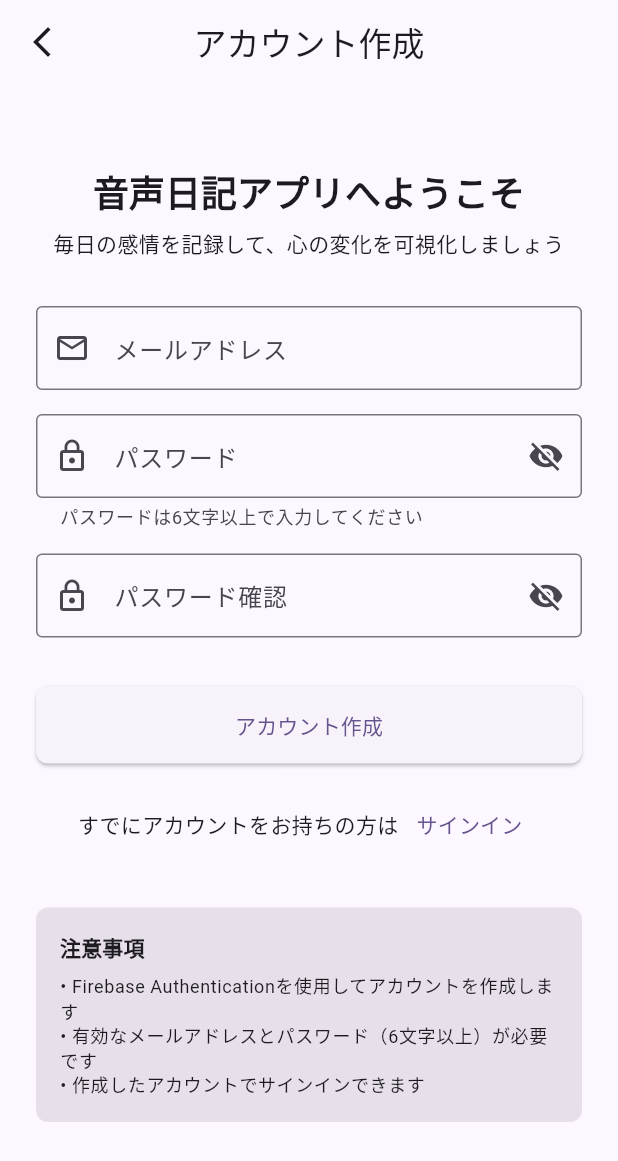
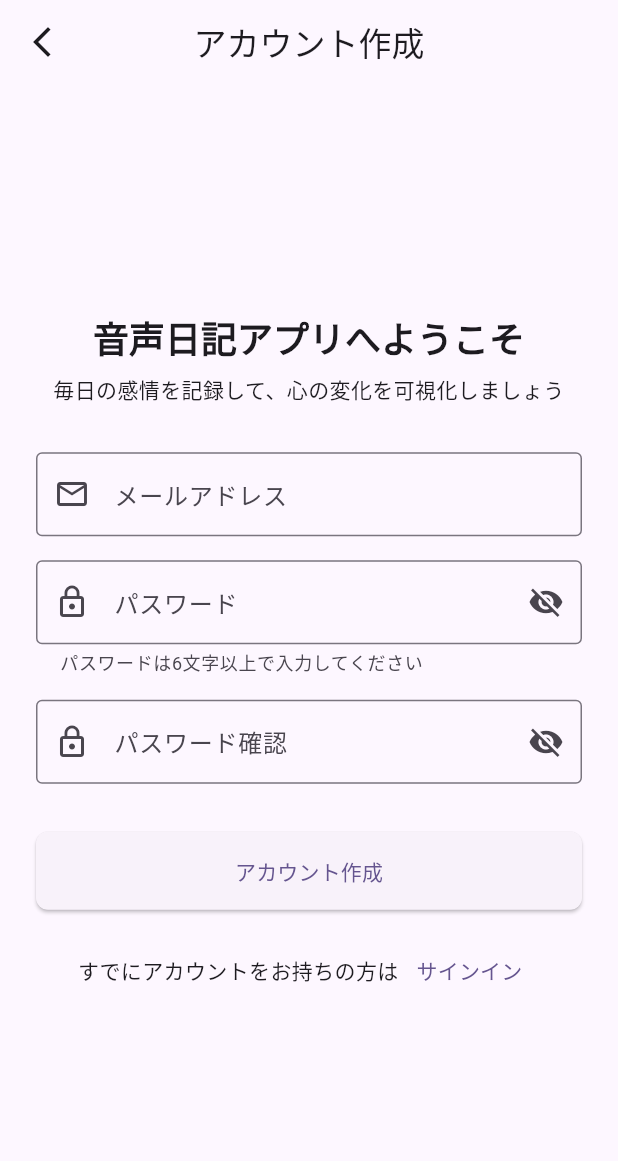
Before and after one commit to yoshiki495/voice_dairy_app, a Flutter app: the screen it shows after launch, after a tap on "サインイン", after a tap on "アカウント作成", on a phone screen of 412 x 824 dp. Shown: the top 1161 px of the screen. Run offline on Flutter 3.47's test engine with Material 3 defaults, Android fonts, the phone set to English and light mode, and no system bars; our stand-ins replace firebase_auth, firebase_core, firebase_storage, fl_chart, flutter_riverpod, go_router and 2 more; missing offline and left inert: record; accounts and stored records are empty; statements that could not run were skipped.

Commit message:
refactor: Improve UI/UX for authentication screens
- Remove developer-focused technical terms (Firebase, etc.)
- Replace with user-friendly language
- Remove gray background sections from login and signup pages
- Improve form layout with proper center alignment
- Enhance error messages for better user experience
- Use LayoutBuilder and ConstrainedBox for responsive design

```diff
--- a/lib/screens/auth/sign_in_screen.dart
+++ b/lib/screens/auth/sign_in_screen.dart
@@ -42,8 +42,14 @@ class _SignInScreenState extends ConsumerState<SignInScreen> {
 
     return Scaffold(
       body: SafeArea(
-        child: SingleChildScrollView(
+        child: LayoutBuilder(
+          builder: (context, constraints) {
+            return SingleChildScrollView(
               padding: const EdgeInsets.all(24.0),
+              child: ConstrainedBox(
+                constraints: BoxConstraints(
+                  minHeight: constraints.maxHeight - 48, // padding分を差し引く
+                ),
                 child: Form(
                   key: _formKey,
                   child: Column(
@@ -160,36 +166,12 @@ class _SignInScreenState extends ConsumerState<SignInScreen> {
 
                 const SizedBox(height: 32),
 
-                // サンプルアカウント情報
-                Container(
-                  padding: const EdgeInsets.all(16),
-                  decoration: BoxDecoration(
-                    color: Theme.of(context).colorScheme.surfaceVariant,
-                    borderRadius: BorderRadius.circular(8),
-                  ),
-                  child: Column(
-                    crossAxisAlignment: CrossAxisAlignment.start,
-                    children: [
-                      Text(
-                        'Firebase Authentication',
-                        style: Theme.of(context).textTheme.titleSmall?.copyWith(
-                          fontWeight: FontWeight.bold,
-                        ),
-                      ),
-                      const SizedBox(height: 8),
-                      const Text('Firebase Authenticationを使用'),
-                      const Text('有効なアカウントでサインインしてください'),
-                      const SizedBox(height: 8),
-                      Text(
-                        '※ アカウントをお持ちでない場合は「アカウント作成」から新規登録してください',
-                        style: Theme.of(context).textTheme.bodySmall,
-                      ),
                     ],
                   ),
                 ),
-              ],
               ),
-          ),
+            );
+          },
         ),
       ),
     );
--- a/lib/screens/auth/sign_up_screen.dart
+++ b/lib/screens/auth/sign_up_screen.dart
@@ -63,11 +63,18 @@ class _SignUpScreenState extends ConsumerState<SignUpScreen> {
         },
       ),
       body: SafeArea(
-        child: SingleChildScrollView(
+        child: LayoutBuilder(
+          builder: (context, constraints) {
+            return SingleChildScrollView(
               padding: const EdgeInsets.all(24.0),
+              child: ConstrainedBox(
+                constraints: BoxConstraints(
+                  minHeight: constraints.maxHeight - 48, // padding分を差し引く
+                ),
                 child: Form(
                   key: _formKey,
                   child: Column(
+                    mainAxisAlignment: MainAxisAlignment.center,
                     crossAxisAlignment: CrossAxisAlignment.stretch,
                     children: [
                       const SizedBox(height: 32),
@@ -213,35 +220,12 @@ class _SignUpScreenState extends ConsumerState<SignUpScreen> {
 
                 const SizedBox(height: 32),
 
-                // 注意事項
-                Container(
-                  padding: const EdgeInsets.all(16),
-                  decoration: BoxDecoration(
-                    color: Theme.of(context).colorScheme.surfaceVariant,
-                    borderRadius: BorderRadius.circular(8),
-                  ),
-                  child: Column(
-                    crossAxisAlignment: CrossAxisAlignment.start,
-                    children: [
-                      Text(
-                        '注意事項',
-                        style: Theme.of(context).textTheme.titleSmall?.copyWith(
-                          fontWeight: FontWeight.bold,
-                        ),
-                      ),
-                      const SizedBox(height: 8),
-                      Text(
-                        '• Firebase Authenticationを使用してアカウントを作成します\n'
-                        '• 有効なメールアドレスとパスワード（6文字以上）が必要です\n'
-                        '• 作成したアカウントでサインインできます',
-                        style: Theme.of(context).textTheme.bodySmall,
-                      ),
                     ],
                   ),
                 ),
-              ],
               ),
-          ),
+            );
+          },
         ),
       ),
     );
--- a/lib/screens/settings/settings_screen.dart
+++ b/lib/screens/settings/settings_screen.dart
@@ -361,7 +361,7 @@ class _SettingsScreenState extends ConsumerState<SettingsScreen> {
         SizedBox(height: 16),
         Text(
           '現在はサンプル実装版です。\n'
-          'Firebase認証、音声録音・解析、\n'
+          'ユーザー認証、音声録音・解析、\n'
           'プッシュ通知機能は今後実装予定です。',
           style: TextStyle(fontSize: 12, color: Colors.grey),
         ),
--- a/lib/services/firebase_auth_service.dart
+++ b/lib/services/firebase_auth_service.dart
@@ -65,7 +65,7 @@ class FirebaseAuthService {
     }
   }
 
-  // Firebase認証エラーを日本語メッセージに変換
+  // エラーメッセージを日本語で表示
   String _handleAuthException(FirebaseAuthException e) {
     switch (e.code) {
       case 'user-not-found':
@@ -79,15 +79,15 @@ class FirebaseAuthService {
       case 'invalid-email':
         return '無効なメールアドレスです';
       case 'user-disabled':
-        return 'このアカウントは無効化されています';
+        return 'このアカウントは利用できません';
       case 'too-many-requests':
-        return 'リクエストが多すぎます。しばらく時間をおいてから再試行してください';
+        return 'しばらく時間をおいてから再度お試しください';
       case 'operation-not-allowed':
-        return 'この認証方法は有効化されていません';
+        return 'この操作は許可されていません';
       case 'invalid-credential':
-        return '認証情報が無効です';
+        return 'ログイン情報が正しくありません';
       default:
-        return '認証エラーが発生しました: ${e.message}';
+        return 'ログインに失敗しました。もう一度お試しください';
     }
   }
 }
```
Lines whose indentation alone changed are shown as unchanged.
